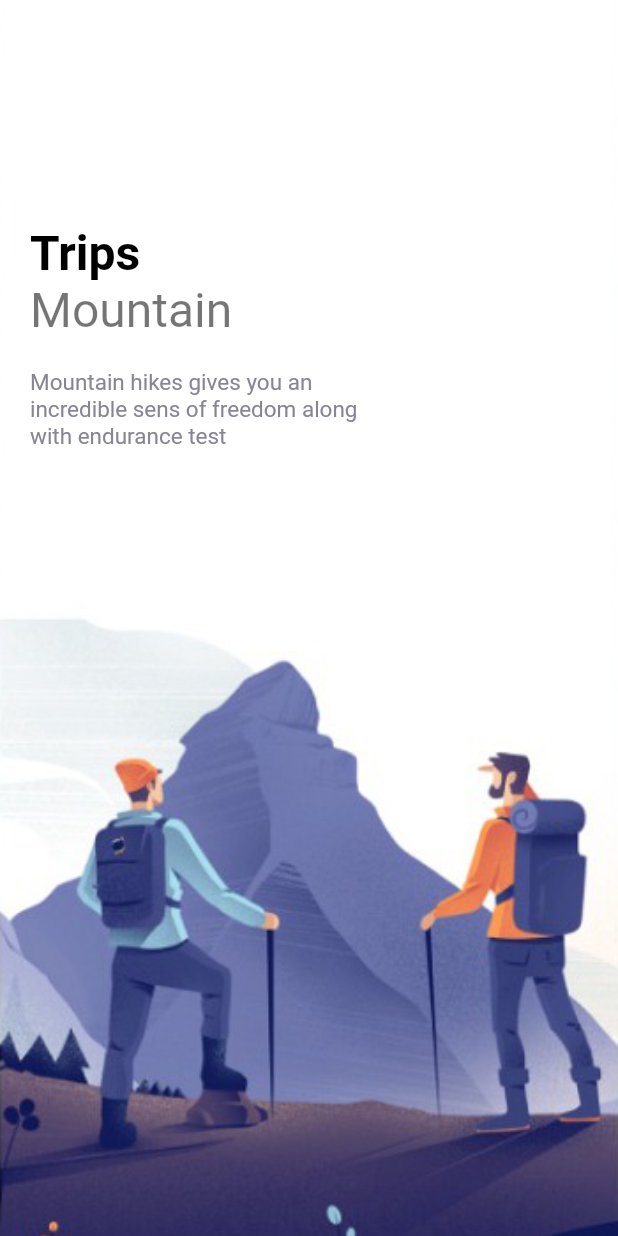
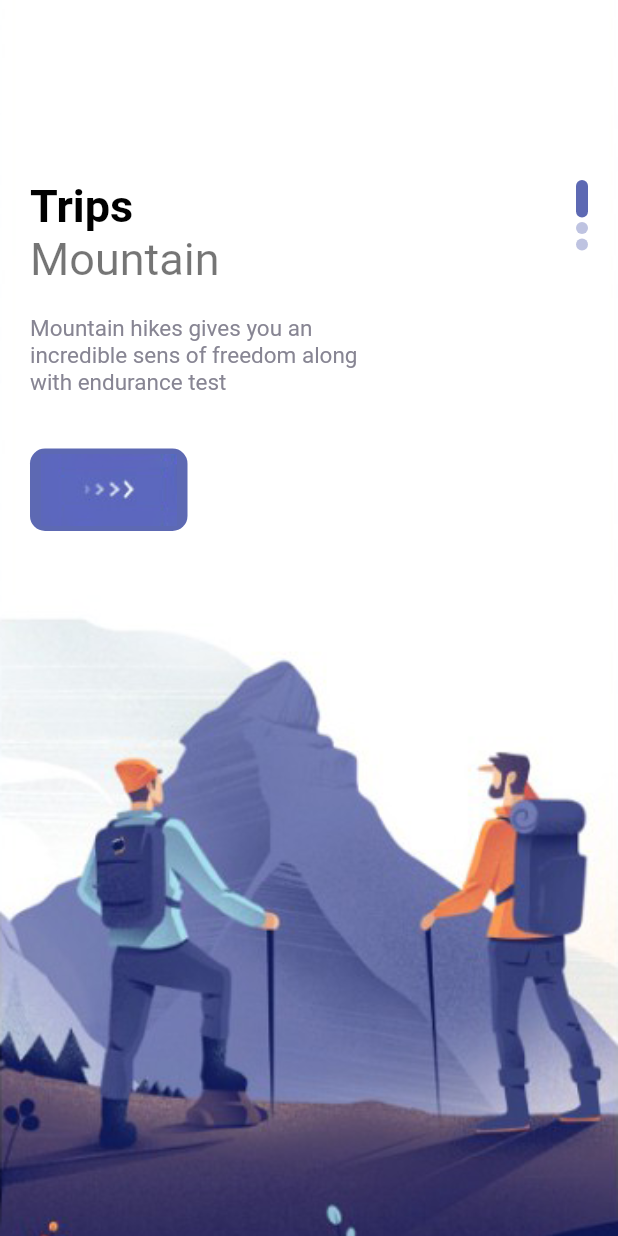
Before and after one commit to Ahmed-mohamed72/Travel-app, a Flutter app: the screen it shows after launch, on a phone screen of 412 x 824 dp. Run offline on Flutter 3.47's test engine with Material 2 defaults, Android fonts, the phone set to English and light mode, and no system bars.

Commit message:
add responsive button and slidedots to welcom view

```diff
--- a/lib/views/welcom_view.dart
+++ b/lib/views/welcom_view.dart
@@ -2,6 +2,8 @@ import 'package:flutter/material.dart';
 import 'package:travel_app1/misc/colors.dart';
 import 'package:travel_app1/widgets/app_large_text.dart';
 import 'package:travel_app1/widgets/app_text.dart';
+import 'package:travel_app1/widgets/custom_slide_dots.dart';
+import 'package:travel_app1/widgets/responsive_button.dart';
 
 class WelcomView extends StatefulWidget {
   const WelcomView({super.key});
@@ -38,19 +40,20 @@ class _WelcomViewState extends State<WelcomView> {
                 ),
               ),
               child: Container(
-                margin: const EdgeInsets.only(top: 150, right: 20, left: 20),
+                margin: const EdgeInsets.only(top: 120, right: 20, left: 20),
                 child: Row(
+                  mainAxisAlignment: MainAxisAlignment.spaceBetween,
                   children: [
                     Column(
                       crossAxisAlignment: CrossAxisAlignment.start,
                       children: [
                         const AppLargeText(
                           text: "Trips",
-                          size: 32,
+                          size: 30,
                         ),
                         const AppText(
                           text: "Mountain",
-                          size: 32,
+                          size: 30,
                         ),
                         const SizedBox(
                           height: 20,
@@ -62,9 +65,14 @@ class _WelcomViewState extends State<WelcomView> {
                             color: AppColors.textColor2,
                             size: 15,
                           ),
-                        )
+                        ),
+                        const SizedBox(height: 35),
+                        const ResponsiveButton(
+                          width: 105,
+                        ),
                       ],
-                    )
+                    ),
+                    CustomSlideDots(index: index)
                   ],
                 ),
               ),
--- /dev/null
+++ b/lib/widgets/custom_slide_dots.dart
@@ -0,0 +1,28 @@
+import 'package:flutter/material.dart';
+import 'package:travel_app1/misc/colors.dart';
+
+class CustomSlideDots extends StatelessWidget {
+  final int index;
+  const CustomSlideDots({super.key, required this.index});
+
+  @override
+  Widget build(BuildContext context) {
+    return Column(
+      children: List.generate(
+        3,
+        (indexOfDots) {
+          return Container(
+            margin: const EdgeInsets.only(bottom: 3),
+            width: 8,
+            height: indexOfDots == index ? 25 : 8,
+            decoration: BoxDecoration(
+                borderRadius: BorderRadius.circular(8),
+                color: indexOfDots == index
+                    ? AppColors.mainColor
+                    : AppColors.mainColor.withOpacity(0.4)),
+          );
+        },
+      ),
+    );
+  }
+}
--- /dev/null
+++ b/lib/widgets/responsive_button.dart
@@ -0,0 +1,27 @@
+import 'package:flutter/material.dart';
+import 'package:travel_app1/misc/colors.dart';
+
+class ResponsiveButton extends StatelessWidget {
+  final double width;
+  final bool isResponsive;
+  const ResponsiveButton(
+      {super.key, required this.width, this.isResponsive = false});
+
+  @override
+  Widget build(BuildContext context) {
+    return Container(
+      width: width,
+      height: 55,
+      decoration: BoxDecoration(
+        borderRadius: BorderRadius.circular(10),
+        color: AppColors.mainColor,
+      ),
+      child: Row(
+        mainAxisAlignment: MainAxisAlignment.center,
+        children: [
+          Image.asset("assets/img/button-one.png"),
+        ],
+      ),
+    );
+  }
+}
```
